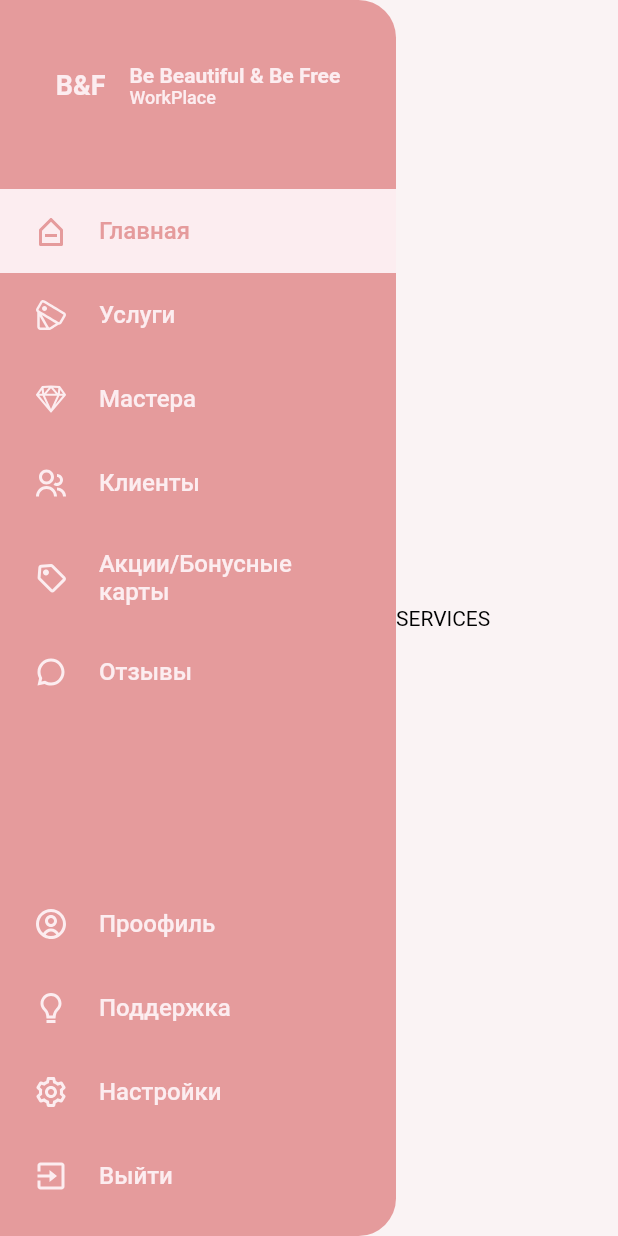
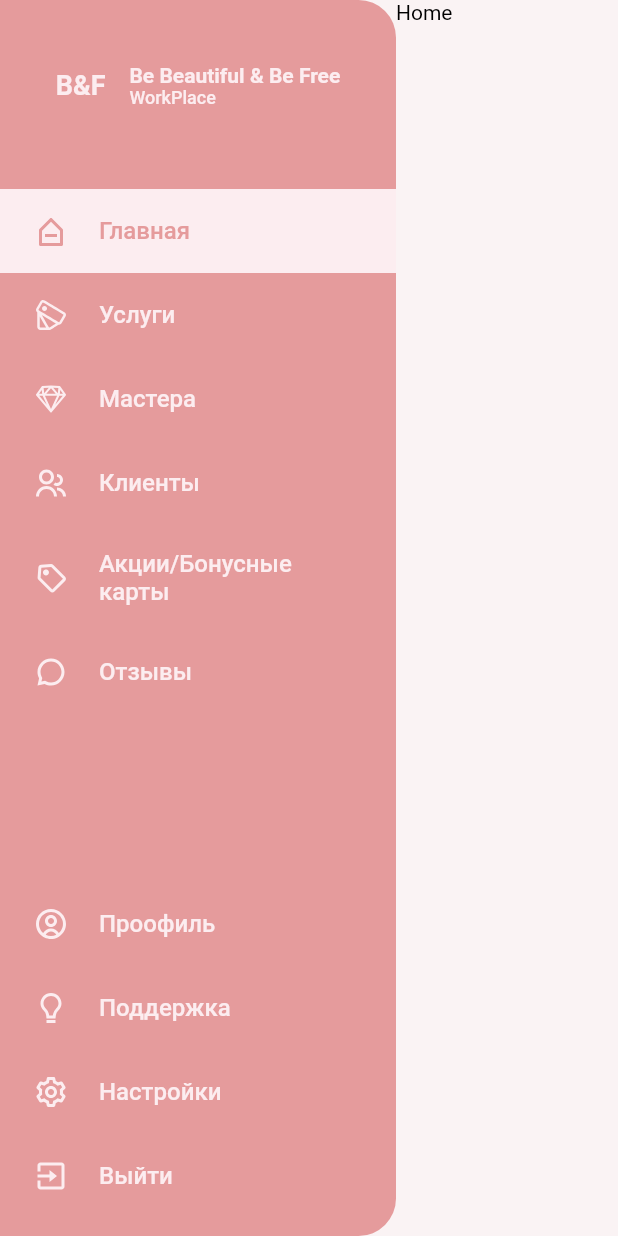
Before and after one commit to LizaPolishchuk/bf_web_admin, a Flutter app: the HomeContainer screen opened directly, on a phone screen of 412 x 824 dp. Run offline on Flutter 3.47's test engine with Material 2 defaults, Android fonts, the phone set to English and light mode, and no system bars; our stand-ins replace adaptive_theme, event_bus, flutter_svg, get_it, hive_flutter, rxdart; missing offline and left inert: salons_app_flutter_module; accounts and stored records are empty; statements that could not run were skipped.

Commit message:
default navigation

```diff
--- a/lib/navigation/routes.dart
+++ b/lib/navigation/routes.dart
@@ -1,15 +1,27 @@
 import 'package:flutter/material.dart';
-import 'package:salons_adminka/prezentation/auth_page/auth_page.dart';
+import 'package:salons_adminka/prezentation/home_page.dart';
+import 'package:salons_adminka/prezentation/salon_details_page.dart';
 
 class Routes {
-  static const main = '/';
+  static const home = '/';
+  static const salonDetails = '/salon-details';
 }
 
 Route<dynamic> onGenerateRoute(RouteSettings settings) {
   switch (settings.name) {
-    case Routes.main:
-      return MaterialPageRoute(
-          builder: (context) => const AuthPage(), settings: settings);
+    case Routes.home:
+      return PageRouteBuilder(
+        pageBuilder: (context, animation1, animation2) => HomePage(),
+        transitionDuration: Duration.zero,
+        reverseTransitionDuration: Duration.zero,
+        settings: settings
+      );
+    case Routes.salonDetails:
+      return PageRouteBuilder(
+        pageBuilder: (context, animation1, animation2) => SalonDetailsPage(),
+        transitionDuration: Duration.zero,
+        reverseTransitionDuration: Duration.zero,
+      );
     default:
       throw Exception('Undefined route');
   }
--- a/lib/prezentation/home_container.dart
+++ b/lib/prezentation/home_container.dart
@@ -1,8 +1,7 @@
 import 'package:flutter/material.dart';
 import 'package:flutter_svg/svg.dart';
+import 'package:salons_adminka/navigation/routes.dart';
 import 'package:salons_adminka/prezentation/auth_page/auth_bloc.dart';
-import 'package:salons_adminka/prezentation/clients_page/clients_page.dart';
-import 'package:salons_adminka/prezentation/services_page/services_page.dart';
 import 'package:salons_app_flutter_module/salons_app_flutter_module.dart';
 
 import '../utils/app_colors.dart';
@@ -17,8 +16,9 @@ class HomeContainer extends StatefulWidget {
 }
 
 class _HomeContainerState extends State<HomeContainer> {
-  final List<Widget> _pages = [ServicesPage(), ClientsPage()];
   int _currentIndex = 0;
+
+  final _navigatorKey = GlobalKey<NavigatorState>();
 
   @override
   Widget build(BuildContext context) {
@@ -26,7 +26,23 @@ class _HomeContainerState extends State<HomeContainer> {
       body: Row(
         children: [
           _buildDrawer(),
-          _pages[_currentIndex],
+          Expanded(
+            child: WillPopScope(
+              onWillPop: () async {
+                print("WillPopScope navigator");
+                if (_navigatorKey.currentState?.canPop() == true) {
+                  _navigatorKey.currentState?.pop();
+                }
+                return false;
+              },
+              child: Navigator(
+                key: _navigatorKey,
+                onGenerateRoute: onGenerateRoute,
+                initialRoute: Routes.home,
+              ),
+            ),
+          )
+          // _pages[_currentIndex],
         ],
       ),
     );
@@ -87,17 +103,23 @@ class _HomeContainerState extends State<HomeContainer> {
                   ),
                 ),
                 const SizedBox(height: 54),
-                _buildDrawerItem(0, "Главная", AppIcons.icHome),
-                _buildDrawerItem(1, "Услуги", AppIcons.icServices),
-                _buildDrawerItem(2, "Мастера", AppIcons.icMasters),
-                _buildDrawerItem(3, "Клиенты", AppIcons.icClients),
-                _buildDrawerItem(4, "Акции/Бонусные карты", AppIcons.icPromos),
-                _buildDrawerItem(5, "Отзывы", AppIcons.icFeedbacks),
+                _buildDrawerItem(0, "Главная", AppIcons.icHome, () {
+                  _navigatorKey.currentState?.pushReplacementNamed(Routes.home);
+                }),
+                _buildDrawerItem(1, "Услуги", AppIcons.icServices, null),
+                _buildDrawerItem(2, "Мастера", AppIcons.icMasters, null),
+                _buildDrawerItem(3, "Клиенты", AppIcons.icClients, null),
+                _buildDrawerItem(
+                    4, "Акции/Бонусные карты", AppIcons.icPromos, null),
+                _buildDrawerItem(5, "Отзывы", AppIcons.icFeedbacks, null),
                 const Spacer(),
-                _buildDrawerItem(6, "Проофиль", AppIcons.icProfile),
-                _buildDrawerItem(7, "Поддержка", AppIcons.icSupport),
-                _buildDrawerItem(8, "Настройки", AppIcons.icSettings),
-                _buildDrawerItem(9, "Выйти", AppIcons.icLogout, onClick: () {
+                _buildDrawerItem(6, "Проофиль", AppIcons.icProfile, () {
+                  print("clicked profile: ${_navigatorKey.currentState}");
+                  _navigatorKey.currentState?.pushNamed(Routes.salonDetails);
+                }),
+                _buildDrawerItem(7, "Поддержка", AppIcons.icSupport, null),
+                _buildDrawerItem(8, "Настройки", AppIcons.icSettings, null),
+                _buildDrawerItem(9, "Выйти", AppIcons.icLogout, () {
                   getIt<AuthBloc>().logout();
                 }),
               ],
@@ -108,8 +130,8 @@ class _HomeContainerState extends State<HomeContainer> {
     );
   }
 
-  Widget _buildDrawerItem(int index, String title, String icon,
-      {VoidCallback? onClick}) {
+  Widget _buildDrawerItem(
+      int index, String title, String icon, VoidCallback? onClick) {
     return InkWell(
       onTap: () {
         if (onClick != null) {
--- /dev/null
+++ b/lib/prezentation/home_page.dart
@@ -0,0 +1,22 @@
+import 'package:flutter/material.dart';
+
+class HomePage extends StatefulWidget {
+  const HomePage({Key? key}) : super(key: key);
+
+  @override
+  State<HomePage> createState() => _HomePageState();
+}
+
+class _HomePageState extends State<HomePage> {
+  @override
+  Widget build(BuildContext context) {
+    return Scaffold(
+      body: Container(
+        child: Text(
+          "Home",
+          style: TextStyle(color: Colors.black),
+        ),
+      ),
+    );
+  }
+}
--- a/pubspec.yaml
+++ b/pubspec.yaml
@@ -42,7 +42,6 @@ dependencies:
   event_bus: ^2.0.0
 
 
-
   # The following adds the Cupertino Icons font to your application.
   # Use with the CupertinoIcons class for iOS style icons.
   #  cupertino_icons: ^1.0.2
@@ -57,7 +56,6 @@ dev_dependencies:
   # package. See that file for information about deactivating specific lint
   # rules and activating additional ones.
   flutter_lints: ^2.0.0
-
 
 # For information on the generic Dart part of this file, see the
 # following page: https://dart.dev/tools/pub/pubspec
```
Also changed, not shown: lib/main.dart (+5 -6 lines), lib/prezentation/salon_details_page.dart (added, +34 -0 lines), pubspec.lock.
